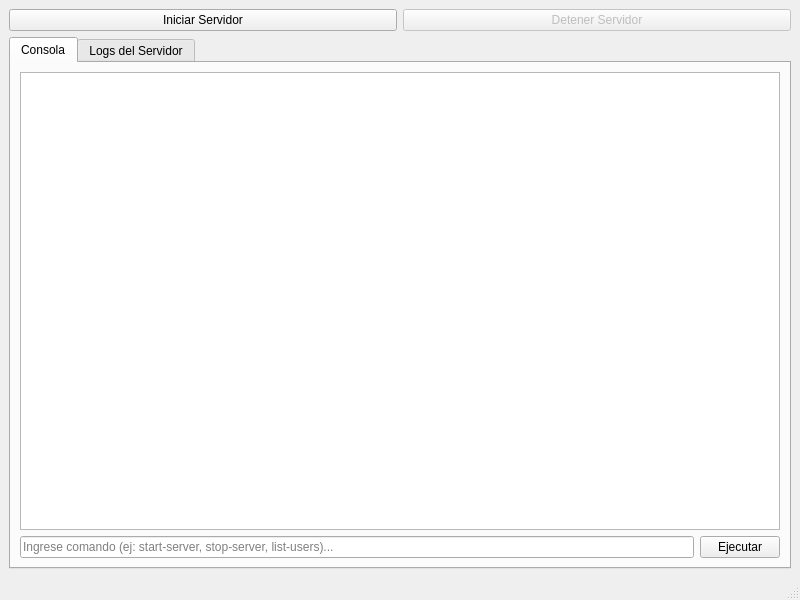
Qt form gestor_ftp/gestor.ui (Infor-Mayo/gestor_ftp_new) before a commit.
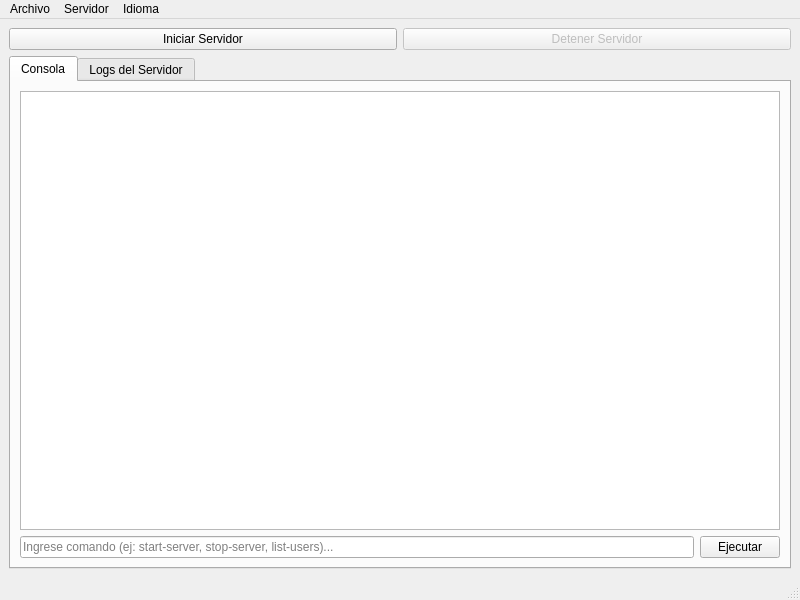
The same form after that commit. Icons and pictures are not drawn.

The edit to the form file:
```diff
--- a/gestor_ftp/gestor.ui
+++ b/gestor_ftp/gestor.ui
@@ -11,17 +11,7 @@
    </rect>
   </property>
   <property name="windowTitle">
-   <string>Gestor FTP</string>
-  </property>
-  <property name="windowIcon">
-   <iconset resource="recursos.qrc">
-    <normaloff>:/img/LTakzdPkT5iXZdyYumu8uw.png</normaloff>:/img/LTakzdPkT5iXZdyYumu8uw.png</iconset>
-  </property>
-  <property name="iconSize">
-   <size>
-    <width>60</width>
-    <height>60</height>
-   </size>
+   <string>Servidor FTP</string>
   </property>
   <widget class="QWidget" name="centralwidget">
    <layout class="QVBoxLayout" name="verticalLayout">
@@ -125,9 +115,32 @@
      <x>0</x>
      <y>0</y>
      <width>800</width>
-     <height>25</height>
+     <height>21</height>
     </rect>
    </property>
+   <widget class="QMenu" name="menuArchivo">
+    <property name="title">
+     <string>Archivo</string>
+    </property>
+    <addaction name="actionSalir"/>
+   </widget>
+   <widget class="QMenu" name="menuServidor">
+    <property name="title">
+     <string>Servidor</string>
+    </property>
+    <addaction name="actionIniciar"/>
+    <addaction name="actionDetener"/>
+   </widget>
+   <widget class="QMenu" name="menuIdioma">
+    <property name="title">
+     <string>Idioma</string>
+    </property>
+    <addaction name="actionEspanol"/>
+    <addaction name="actionIngles"/>
+   </widget>
+   <addaction name="menuArchivo"/>
+   <addaction name="menuServidor"/>
+   <addaction name="menuIdioma"/>
   </widget>
   <widget class="QStatusBar" name="statusbar"/>
  </widget>
```
Left out of the diff: 25 changed lines with no effect on the pictures.
